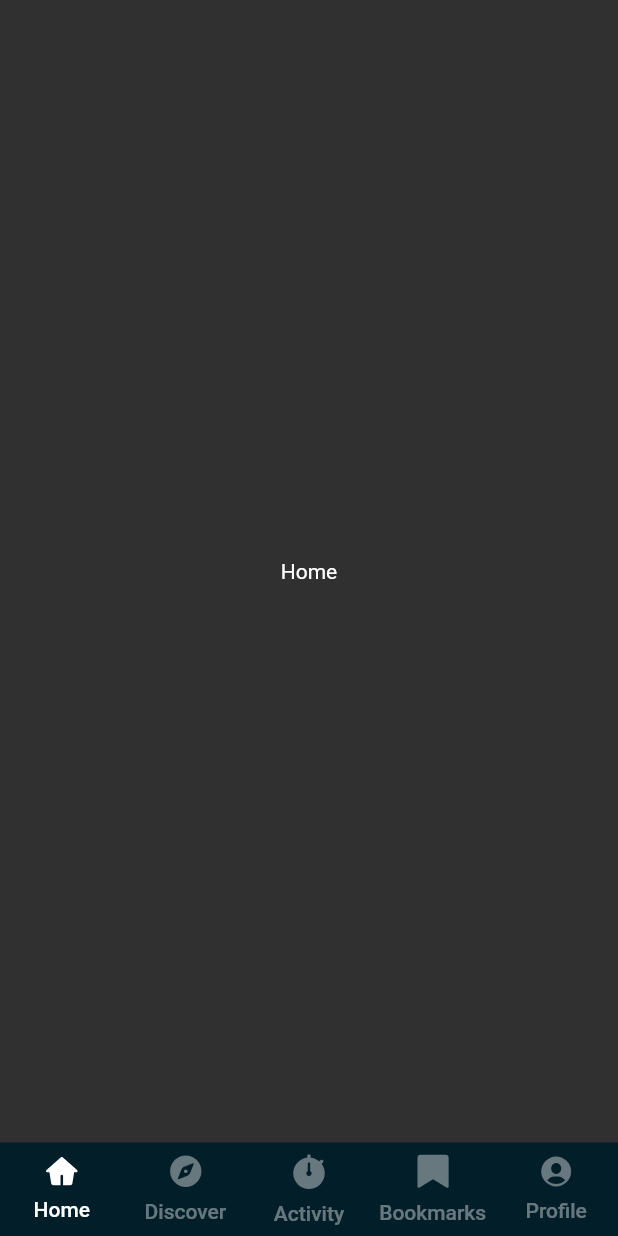
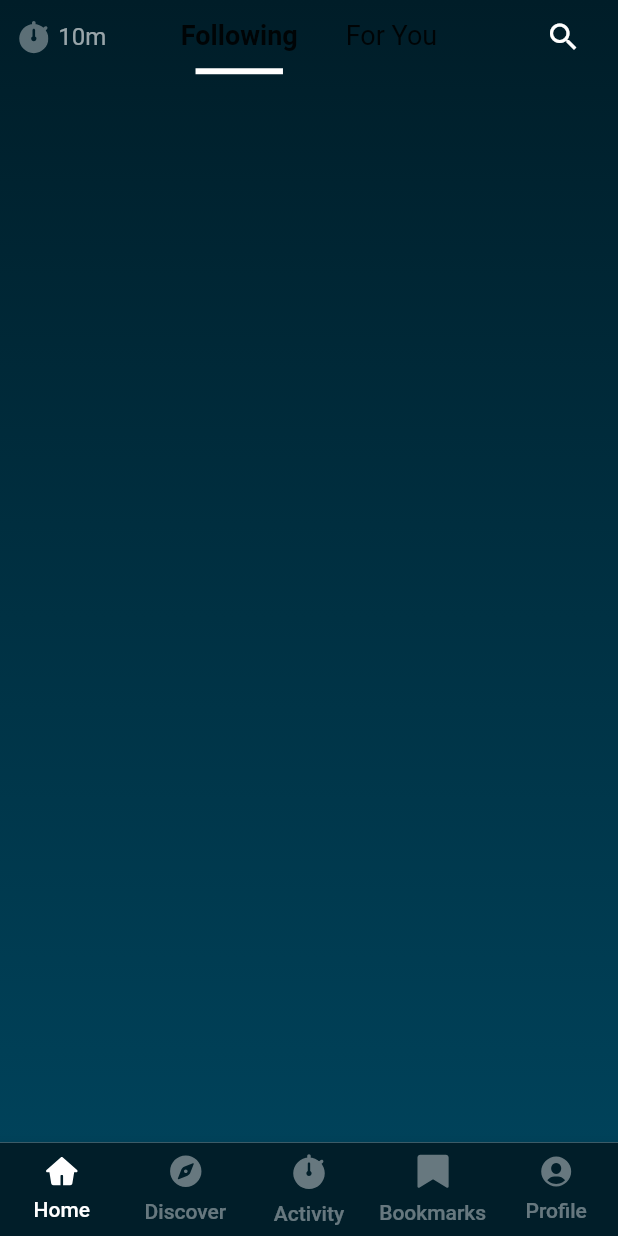
Before and after one commit to Ndirangug/crossover_crossplatform_developer_test, a Flutter app: the screen it shows after launch, on a phone screen of 412 x 824 dp. Run offline on Flutter 3.47's test engine with Material 2 defaults, Android fonts, the phone set to English and light mode, and no system bars; our stand-ins replace flutter_svg, get, logger.

Commit message:
feat: add the top bar and ui icons

```diff
--- a/lib/main.dart
+++ b/lib/main.dart
@@ -1,6 +1,6 @@
 import 'package:crossover_test/pallette.dart' as palette;
 import 'package:crossover_test/router.dart';
-import 'package:crossover_test/widgets/bottom_navbar.dart';
+import 'package:crossover_test/widgets/bottom_navbar/bottom_navbar.dart';
 import 'package:flutter/material.dart';
 import 'package:flutter/services.dart';
 import 'package:get/get.dart';
@@ -28,7 +28,7 @@ class _MyAppState extends State<MyApp> {
       }),
       initialRoute: "/",
       getPages: [GetPage(name: "/", page: () => const _Scaffold())],
-      themeMode: ThemeMode.dark,
+      themeMode: ThemeMode.system,
       theme: ThemeData.light().copyWith(
         extensions: <ThemeExtension<dynamic>>[
           palette.Pallette(
--- a/lib/pages/home.dart
+++ b/lib/pages/home.dart
@@ -1,3 +1,5 @@
+import 'package:crossover_test/pallette.dart';
+import 'package:crossover_test/widgets/home/home_top_bar.dart';
 import 'package:flutter/material.dart';
 
 class HomePage extends StatelessWidget {
@@ -5,8 +7,36 @@ class HomePage extends StatelessWidget {
 
   @override
   Widget build(BuildContext context) {
-    return const Center(
-      child: Text("Home"),
+    return Container(
+      decoration: BoxDecoration(
+        gradient: LinearGradient(
+          colors: [
+            Theme.of(context).extension<Pallette>()!.primaryGradientColor1,
+            Theme.of(context).extension<Pallette>()!.primaryGradientColor2
+          ],
+          begin: Alignment.topCenter,
+          end: Alignment.bottomCenter,
+        ),
+      ),
+      child: SafeArea(
+        child: Column(
+          mainAxisSize: MainAxisSize.min,
+          mainAxisAlignment: MainAxisAlignment.center,
+          crossAxisAlignment: CrossAxisAlignment.start,
+          children: [
+            LayoutBuilder(
+              builder: (context, constraints) => Container(
+                padding: EdgeInsets.symmetric(
+                    horizontal: constraints.maxWidth * 0.03),
+                width: constraints.maxWidth,
+                height: constraints.maxWidth * 0.12,
+                child: const HomeTopBar(),
+              ),
+            ),
+            Expanded(child: Container())
+          ],
+        ),
+      ),
     );
   }
 }
--- a/lib/widgets/bottom_navbar.dart
+++ b/lib/widgets/bottom_navbar/bottom_navbar.dart
@@ -1,6 +1,6 @@
 import 'package:crossover_test/pallette.dart';
 import 'package:crossover_test/router.dart';
-import 'package:crossover_test/widgets/bottom_navbar_item.dart';
+import 'package:crossover_test/widgets/bottom_navbar/bottom_navbar_item.dart';
 import 'package:flutter/material.dart';
 import 'package:get/get.dart';
 
--- /dev/null
+++ b/lib/widgets/home/home_top_bar.dart
@@ -0,0 +1,45 @@
+import 'package:crossover_test/pallette.dart';
+import 'package:crossover_test/widgets/home/screen_time.dart';
+import 'package:crossover_test/widgets/home/tab_bar.dart';
+import 'package:flutter/material.dart';
+
+class HomeTopBar extends StatelessWidget {
+  const HomeTopBar({super.key});
+
+  @override
+  Widget build(BuildContext context) {
+    return Row(
+        mainAxisAlignment: MainAxisAlignment.spaceBetween,
+        crossAxisAlignment: CrossAxisAlignment.center,
+        children: [
+          Expanded(
+              flex: 1,
+              child: Container(
+                alignment: Alignment.centerLeft,
+                child: const ScreenTime(),
+              )),
+          Expanded(
+              flex: 4,
+              child: Container(
+                alignment: Alignment.center,
+                child: const HomeTabbar(),
+              )),
+          Expanded(
+              flex: 1,
+              child: Container(
+                  alignment: Alignment.centerRight,
+                  child: IconButton(
+                    padding: EdgeInsets.zero,
+                    icon: Icon(
+                      Icons.search,
+                      color:
+                          Theme.of(context).extension<Pallette>()!.normalText,
+                      size: 24,
+                      weight: 700,
+                      //grade: 700,
+                    ),
+                    onPressed: () {},
+                  )))
+        ]);
+  }
+}
--- /dev/null
+++ b/lib/widgets/home/screen_time.dart
@@ -0,0 +1,44 @@
+import 'package:crossover_test/pallette.dart';
+import 'package:flutter/material.dart';
+import 'package:flutter_svg/flutter_svg.dart';
+
+class ScreenTime extends StatefulWidget {
+  const ScreenTime({super.key});
+
+  @override
+  State<ScreenTime> createState() => _ScreenTimeState();
+}
+
+class _ScreenTimeState extends State<ScreenTime> {
+  @override
+  Widget build(BuildContext context) {
+    var color =
+        Theme.of(context).extension<Pallette>()!.normalText.withOpacity(0.6);
+
+    return LayoutBuilder(
+        builder: (context, constraints) => Container(
+              alignment: Alignment.centerLeft,
+              child: Row(
+                mainAxisAlignment: MainAxisAlignment.start,
+                crossAxisAlignment: CrossAxisAlignment.center,
+                children: [
+                  Container(
+                    padding: EdgeInsets.only(right: constraints.maxWidth * 0.1),
+                    child: SvgPicture.asset(
+                      "assets/icons/screen_time.svg",
+                      width: 20,
+                      colorFilter: ColorFilter.mode(color, BlendMode.srcIn),
+                    ),
+                  ),
+                  Text(
+                    "10m",
+                    style: Theme.of(context)
+                        .textTheme
+                        .bodyMedium!
+                        .copyWith(color: color, fontSize: 16),
+                  )
+                ],
+              ),
+            ));
+  }
+}
--- /dev/null
+++ b/lib/widgets/home/tab_bar.dart
@@ -0,0 +1,55 @@
+import 'package:crossover_test/pallette.dart';
+import 'package:flutter/material.dart';
+
+class HomeTabbar extends StatefulWidget {
+  const HomeTabbar({super.key});
+
+  @override
+  State<HomeTabbar> createState() => _HomeTabbarState();
+}
+
+class _HomeTabbarState extends State<HomeTabbar>
+    with SingleTickerProviderStateMixin {
+  late TabController _tabController;
+
+  @override
+  Widget build(BuildContext context) {
+    return LayoutBuilder(
+        builder: (context, constraints) => TabBar(
+                labelStyle: Theme.of(context)
+                    .textTheme
+                    .bodyMedium!
+                    .copyWith(fontSize: 18, fontWeight: FontWeight.w700),
+                unselectedLabelStyle: Theme.of(context)
+                    .textTheme
+                    .bodyMedium!
+                    .copyWith(fontSize: 18, fontWeight: FontWeight.w400),
+                indicator: UnderlineTabIndicator(
+                    insets: EdgeInsets.only(
+                        left: constraints.maxWidth * 0.1,
+                        right: constraints.maxWidth * 0.1),
+                    borderSide: BorderSide(
+                        width: 4,
+                        color: Theme.of(context)
+                            .extension<Pallette>()!
+                            .normalText)),
+                isScrollable: true,
+                controller: _tabController,
+                tabs: const [
+                  Center(child: Text('Following')),
+                  Center(child: Text('For You'))
+                ]));
+  }
+
+  @override
+  void initState() {
+    super.initState();
+    _tabController = TabController(vsync: this, length: 2);
+  }
+
+  @override
+  void dispose() {
+    _tabController.dispose();
+    super.dispose();
+  }
+}
```
Also changed, not shown: lib/pages/activity.dart (+15 -2 lines), lib/pages/bookmarks.dart (+15 -2 lines), lib/pages/discover.dart (+15 -2 lines), lib/pages/profile.dart (+16 -3 lines), lib/widgets/home/swipable.dart (added, +15 -0 lines), assets/icons/avatar.svg (added), assets/icons/comment.svg (added), assets/icons/flip.svg (added), assets/icons/like.svg (added), assets/icons/plus_button.svg (added), assets/icons/screen_time.svg (added), assets/icons/share.svg (added), lib/widgets/bottom_navbar/bottom_navbar_item.dart (renamed from lib/widgets/bottom_navbar_item.dart).
